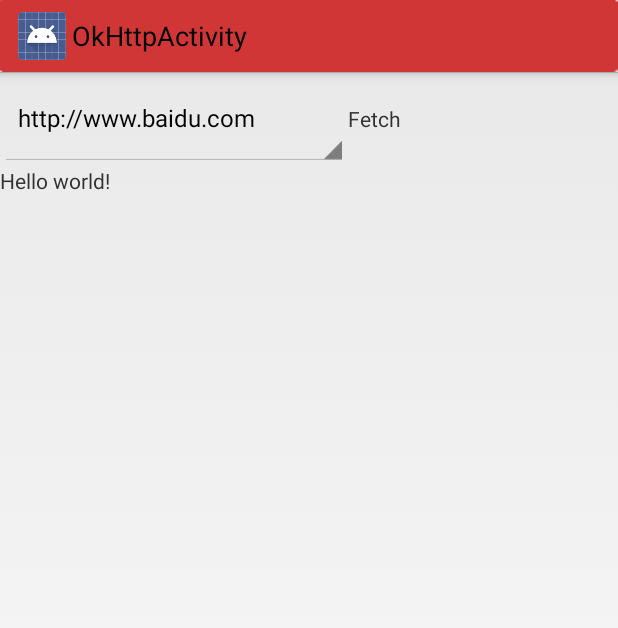
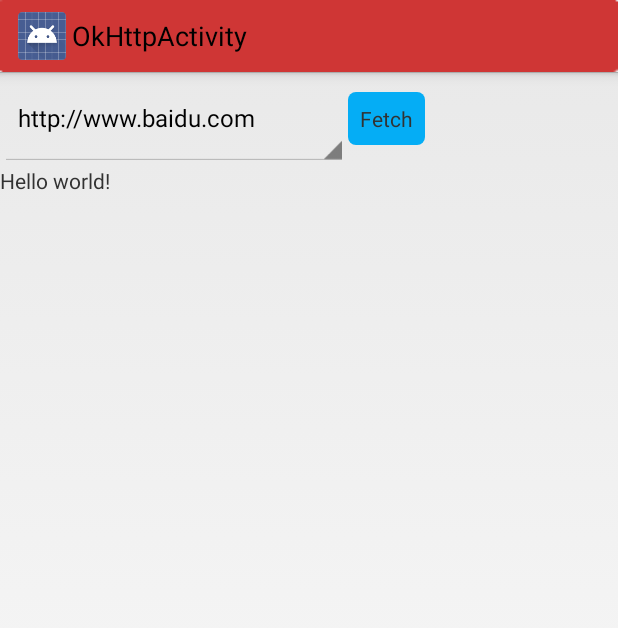
Before and after one commit to iztou/AndroidTemplate, an Android app: the OkHttpActivity screen opened directly, with no data from a screen before it, on a phone screen of 412 x 824 dp. Shown: the top 628 px of the screen. Run offline under Robolectric (Android 15) with nearby library versions, the phone set to English and light mode, and no system bars; libraries missing offline, so code that uses them is left out: com.squareup.okhttp; Roboto replaces fonts that are not available here.

Commit message:
修改样式

```diff
--- a/app/src/main/res/layout/activity_ok_http.xml
+++ b/app/src/main/res/layout/activity_ok_http.xml
@@ -18,7 +18,9 @@
             android:id="@+id/fetch"
             android:layout_width="wrap_content"
             android:layout_height="wrap_content"
-            android:text="Fetch"/>
+            android:gravity="center"
+            android:text="Fetch"
+            android:background="@drawable/bluesharp"/>
     </LinearLayout>
 
     <TextView
```
